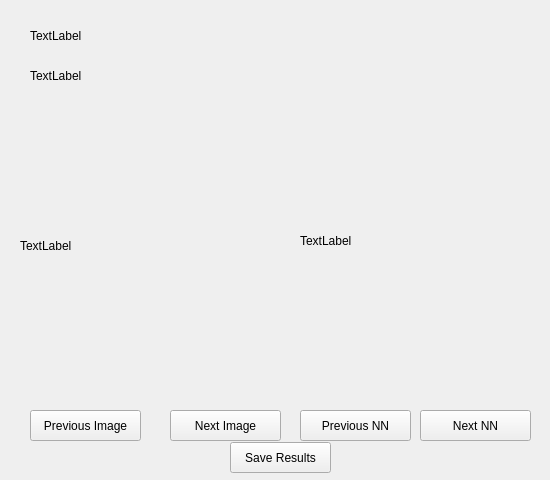
Qt form ImplementationPhase/View/ViewModule/ui/detectionresultpanel.ui (JohannesHaering/PSE) before a commit.
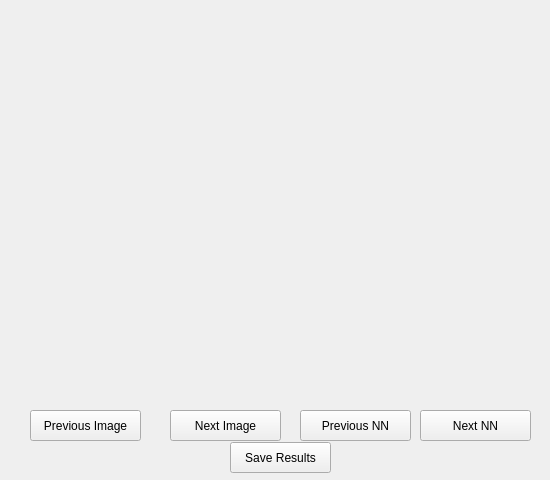
The same form after that commit.

Patch:
```diff
--- a/ImplementationPhase/View/ViewModule/ui/detectionresultpanel.ui
+++ b/ImplementationPhase/View/ViewModule/ui/detectionresultpanel.ui
@@ -23,7 +23,7 @@
     </rect>
    </property>
    <property name="text">
-    <string>TextLabel</string>
+    <string/>
    </property>
   </widget>
   <widget class="QPushButton" name="nextNNButton">
@@ -62,7 +62,7 @@
     </rect>
    </property>
    <property name="text">
-    <string>TextLabel</string>
+    <string/>
    </property>
   </widget>
   <widget class="QPushButton" name="prevNNButton">
@@ -88,7 +88,7 @@
     </rect>
    </property>
    <property name="text">
-    <string>TextLabel</string>
+    <string/>
    </property>
   </widget>
   <widget class="QLabel" name="nnName">
@@ -101,7 +101,7 @@
     </rect>
    </property>
    <property name="text">
-    <string>TextLabel</string>
+    <string/>
    </property>
   </widget>
   <widget class="QPushButton" name="nextImgButton">
```
